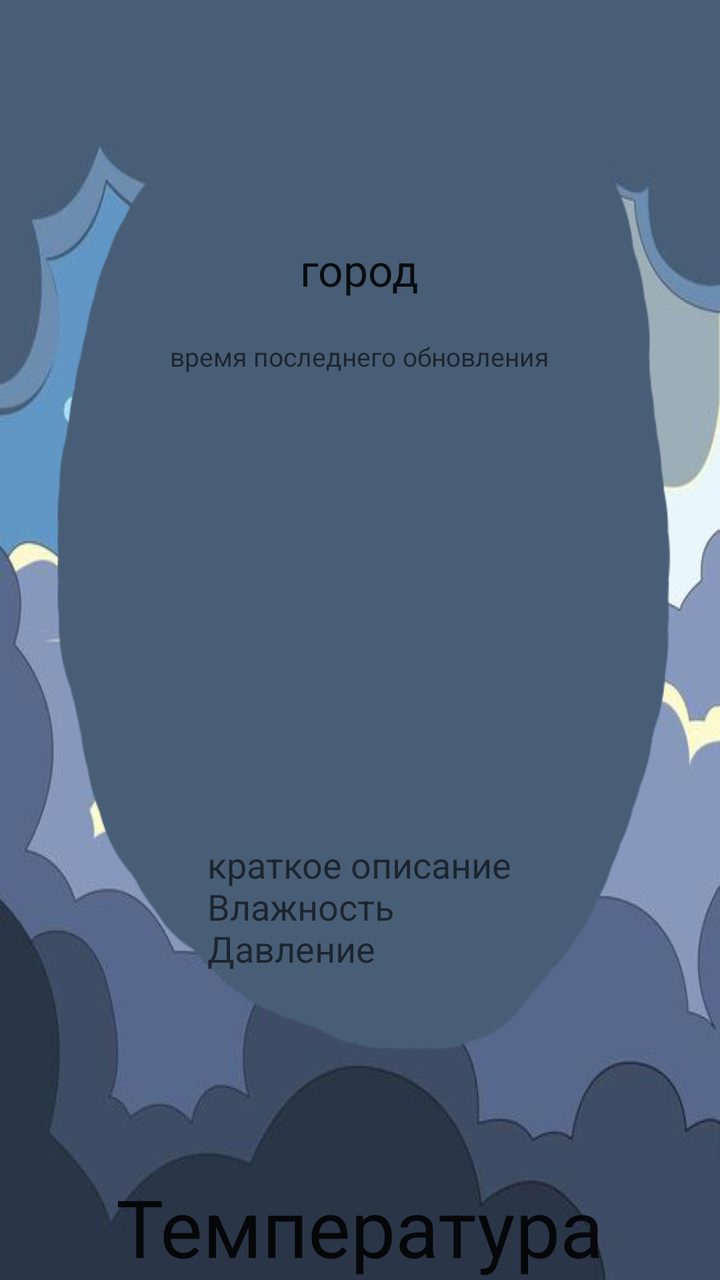
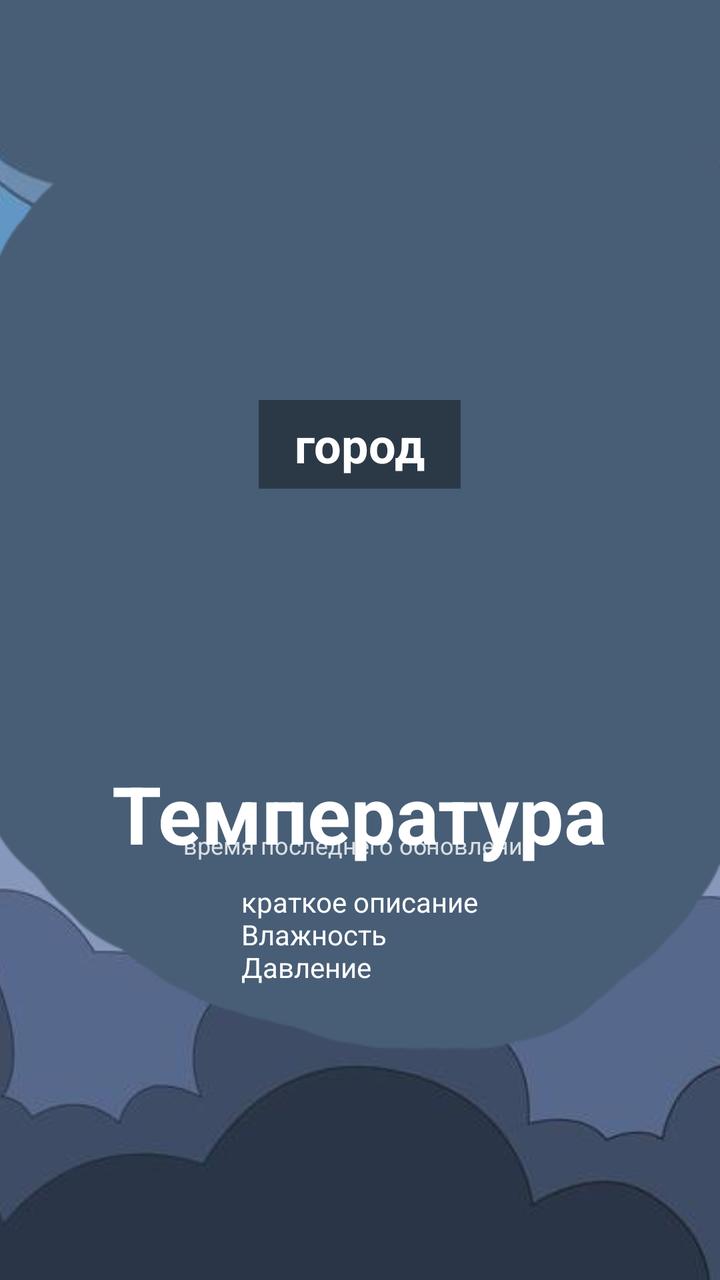

Before-and-after screenshots of an Android layout around one commit, followed by the original layout XML and the change that was made.
<!-- AndroidManifest.xml: application theme Theme.PZ_18_Widget -->
<!-- res/layout/activity_main.xml -->
<?xml version="1.0" encoding="utf-8"?>
<RelativeLayout xmlns:android="http://schemas.android.com/apk/res/android"
    xmlns:tools="http://schemas.android.com/tools"
    android:layout_width="match_parent"
    android:layout_height="match_parent"
    android:background="@drawable/widget_bg"
    tools:context=".MainActivity">

    <TextView
        android:text="город"
        android:id="@+id/city_field"
        android:layout_width="wrap_content"
        android:layout_height="wrap_content"
        android:layout_alignParentTop="true"
        android:layout_marginTop="120dp"
        android:onClick="setCity"
        android:layout_centerHorizontal="true"
        android:textAppearance="?android:attr/textAppearanceLarge" />

    <TextView
        android:id="@+id/updated_field"
        android:layout_width="wrap_content"
        android:layout_height="wrap_content"
        android:layout_below="@+id/city_field"
        android:layout_marginTop="20dp"
        android:text="время последнего обновления"
        android:layout_centerHorizontal="true"
        android:textAppearance="?android:attr/textAppearanceMedium"
        android:textSize="13sp" />

    <ImageView
        android:id="@+id/weather_icon"
        android:layout_width="200dp"
        android:layout_height="200dp"
        android:layout_centerHorizontal="true"
        android:layout_centerVertical="true"
        android:textAppearance="?android:attr/textAppearanceLarge" />
    <TextView
        android:text="Температура"
        android:id="@+id/current_temperature_field"
        android:layout_width="wrap_content"
        android:layout_height="wrap_content"
        android:layout_alignParentBottom="true"
        android:layout_centerHorizontal="true"
        android:textAppearance="?android:attr/textAppearanceLarge"
        android:textSize="40sp" />
    <TextView
        android:id="@+id/details_field"
        android:text="краткое описание\nВлажность\nДавление"
        android:layout_width="wrap_content"
        android:layout_height="wrap_content"
        android:layout_below="@+id/weather_icon"
        android:layout_centerHorizontal="true"
        android:textAppearance="?android:attr/textAppearanceMedium" />
</RelativeLayout>
<!-- resources referenced by this layout -->
<resources>
  <!-- drawable widget_bg: png bitmap (drawable-nodpi, 96134 bytes) -->
  <style name="Theme.PZ_18_Widget" parent="Theme.MaterialComponents.DayNight.DarkActionBar">
          
          <item name="colorPrimary">@color/purple_500</item>
          <item name="colorPrimaryVariant">@color/purple_700</item>
          <item name="colorOnPrimary">@color/white</item>
          
          <item name="colorSecondary">@color/teal_200</item>
          <item name="colorSecondaryVariant">@color/teal_700</item>
          <item name="colorOnSecondary">@color/black</item>
          
          <item name="android:statusBarColor">?attr/colorPrimaryVariant</item>
          
      </style>
  <color name="purple_500">#FF6200EE</color>
  <color name="purple_700">#FF3700B3</color>
  <color name="white">#FFFFFFFF</color>
  <color name="teal_200">#FF03DAC5</color>
  <color name="teal_700">#FF018786</color>
  <color name="black">#FF000000</color>
</resources>

<!-- the commit's change to res/layout/activity_main.xml (unified diff, before → after) -->
@@ -3,53 +3,70 @@
     xmlns:tools="http://schemas.android.com/tools"
     android:layout_width="match_parent"
     android:layout_height="match_parent"
-    android:background="@drawable/widget_bg"
     tools:context=".MainActivity">
 
+    <ImageView
+        android:layout_width="match_parent"
+        android:layout_height="match_parent"
+        android:scaleType="centerCrop"
+        android:src="@drawable/widget_bg"
+        android:contentDescription="Фон" />
+
     <TextView
+        android:id="@+id/city_field"
         android:text="город"
-        android:id="@+id/city_field"
+        android:textColor="#FFFFFF"
+        android:textSize="24sp"
+        android:textStyle="bold"
+        android:onClick="setCity"
+        android:background="#66000000"
+        android:paddingStart="18dp"
+        android:paddingEnd="18dp"
+        android:paddingTop="6dp"
+        android:paddingBottom="6dp"
         android:layout_width="wrap_content"
         android:layout_height="wrap_content"
         android:layout_alignParentTop="true"
-        android:layout_marginTop="120dp"
-        android:onClick="setCity"
         android:layout_centerHorizontal="true"
-        android:textAppearance="?android:attr/textAppearanceLarge" />
+        android:layout_marginTop="200dp" />
 
     <TextView
         android:id="@+id/updated_field"
+        android:text="время последнего обновления"
+        android:textColor="#CCFFFFFF"
+        android:textSize="12sp"
         android:layout_width="wrap_content"
         android:layout_height="wrap_content"
         android:layout_below="@+id/city_field"
-        android:layout_marginTop="20dp"
-        android:text="время последнего обновления"
-        android:layout_centerHorizontal="true"
-        android:textAppearance="?android:attr/textAppearanceMedium"
-        android:textSize="13sp" />
+        android:layout_marginTop="170dp"
+        android:layout_centerHorizontal="true" />
 
     <ImageView
         android:id="@+id/weather_icon"
-        android:layout_width="200dp"
-        android:layout_height="200dp"
-        android:layout_centerHorizontal="true"
-        android:layout_centerVertical="true"
-        android:textAppearance="?android:attr/textAppearanceLarge" />
+        android:layout_width="120dp"
+        android:layout_height="120dp"
+        android:layout_centerInParent="true"
+        android:contentDescription="Иконка погоды" />
+
     <TextView
+        android:id="@+id/current_temperature_field"
         android:text="Температура"
-        android:id="@+id/current_temperature_field"
+        android:textColor="#FFFFFF"
+        android:textSize="40sp"
+        android:textStyle="bold"
         android:layout_width="wrap_content"
         android:layout_height="wrap_content"
-        android:layout_alignParentBottom="true"
-        android:layout_centerHorizontal="true"
-        android:textAppearance="?android:attr/textAppearanceLarge"
-        android:textSize="40sp" />
+        android:layout_below="@+id/weather_icon"
+        android:layout_centerHorizontal="true" />
+
     <TextView
         android:id="@+id/details_field"
         android:text="краткое описание\nВлажность\nДавление"
+        android:textColor="#FFFFFF"
+        android:textSize="14sp"
         android:layout_width="wrap_content"
         android:layout_height="wrap_content"
-        android:layout_below="@+id/weather_icon"
+        android:layout_below="@+id/current_temperature_field"
         android:layout_centerHorizontal="true"
-        android:textAppearance="?android:attr/textAppearanceMedium" />
+        android:layout_marginTop="8dp" />
 </RelativeLayout>
